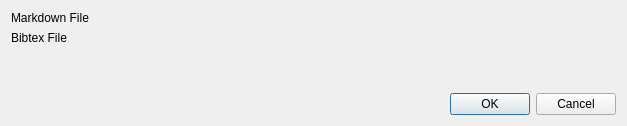
This is src/preferencesdialog.ui in gwutama/Pandora as Qt 5 draws it before an edit. The edited form follows.
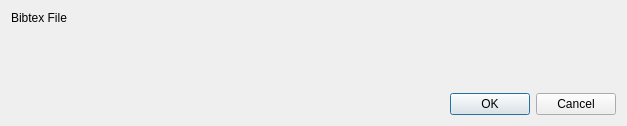
This is the edited form. Custom widgets are drawn as their Qt base class.

Commit message: Markdown file can be opened and closed.

Patch:
```diff
--- a/src/preferencesdialog.ui
+++ b/src/preferencesdialog.ui
@@ -23,16 +23,6 @@
       <enum>QFormLayout::ExpandingFieldsGrow</enum>
      </property>
      <item row="0" column="0">
-      <widget class="QLabel" name="markdownFileLabel">
-       <property name="text">
-        <string>Markdown File</string>
-       </property>
-      </widget>
-     </item>
-     <item row="0" column="1">
-      <widget class="FileBrowserInputWidget" name="markdownFileBrowse" native="true"/>
-     </item>
-     <item row="1" column="0">
       <widget class="QLabel" name="bibtexFileLabel">
        <property name="text">
         <string>Bibtex File</string>
```
Left out of the diff: 2 changed lines with no effect on the pictures. The commit also changes 13 other files.
